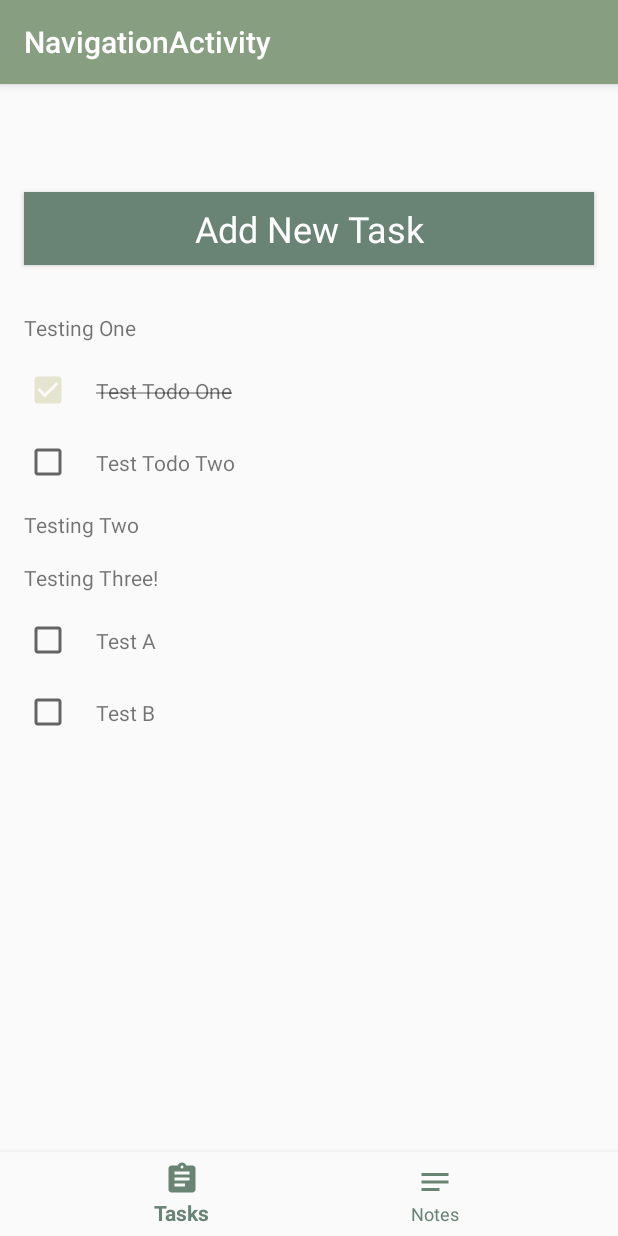
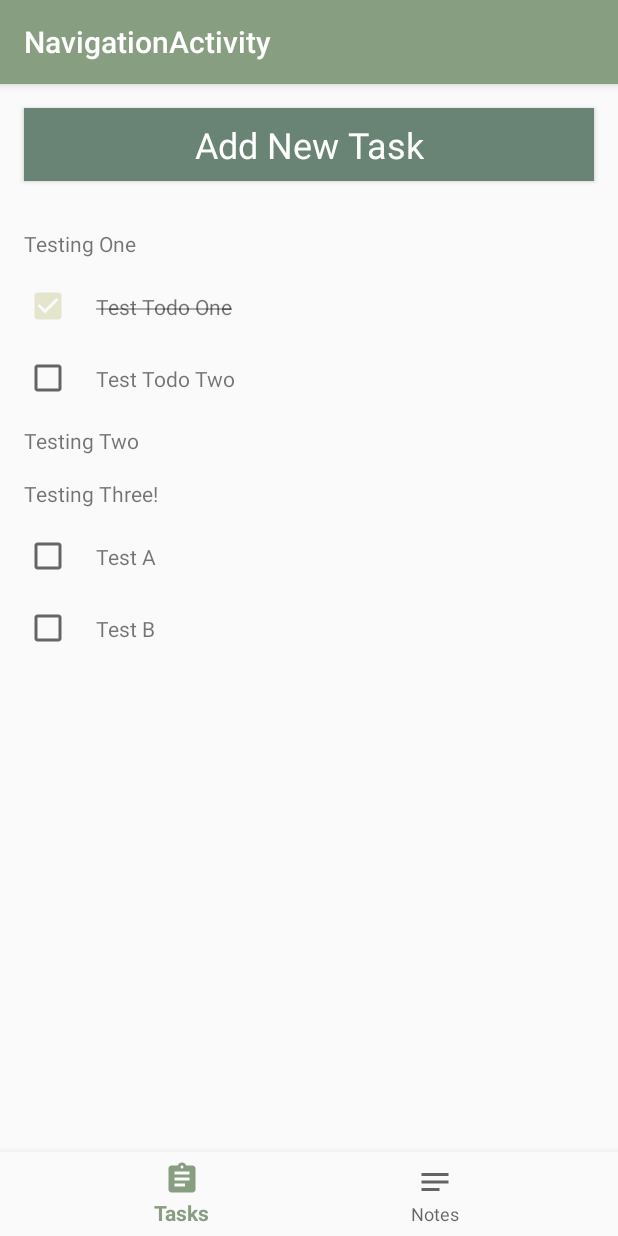
Before and after one commit to Catravine/Notes, an Android app: the screen it shows after launch (NavigationActivity), on a phone screen of 412 x 824 dp. Run offline under Robolectric (Android 15) with nearby library versions, the phone set to English and light mode, and no system bars.

Commit message:
Fixes nav activity layout offset from top

```diff
--- a/app/src/main/res/layout/activity_navigation.xml
+++ b/app/src/main/res/layout/activity_navigation.xml
@@ -1,34 +1,33 @@
 <?xml version="1.0" encoding="utf-8"?>
-<androidx.constraintlayout.widget.ConstraintLayout xmlns:android="http://schemas.android.com/apk/res/android"
+<androidx.constraintlayout.widget.ConstraintLayout
+    xmlns:android="http://schemas.android.com/apk/res/android"
     xmlns:app="http://schemas.android.com/apk/res-auto"
     xmlns:tools="http://schemas.android.com/tools"
     android:id="@+id/container"
     android:layout_width="match_parent"
     android:layout_height="match_parent"
-    android:paddingTop="?attr/actionBarSize">
+    tools:context=".navigation.NavigationActivity">
 
     <FrameLayout
         android:id="@+id/fragment_holder"
         android:layout_width="match_parent"
         android:layout_height="match_parent"
-        app:layout_constraintBottom_toTopOf="@id/navigation_view"
+        app:layout_constraintStart_toStartOf="parent"
         app:layout_constraintEnd_toEndOf="parent"
-        app:layout_constraintStart_toStartOf="parent"
-        app:layout_constraintTop_toTopOf="parent"></FrameLayout>
+        app:layout_constraintTop_toTopOf="parent"
+        app:layout_constraintBottom_toTopOf="@id/navigation_view">
+    </FrameLayout>
 
     <com.google.android.material.bottomnavigation.BottomNavigationView
         android:id="@+id/navigation_view"
         android:layout_width="0dp"
         android:layout_height="wrap_content"
+        android:layout_marginEnd="0dp"
         android:layout_marginStart="0dp"
-        android:layout_marginEnd="0dp"
         android:background="?android:attr/windowBackground"
         app:layout_constraintBottom_toBottomOf="parent"
         app:layout_constraintLeft_toLeftOf="parent"
         app:layout_constraintRight_toRightOf="parent"
-        app:itemIconTint="@color/colorPrimaryDark"
-        app:itemTextColor="@color/colorPrimaryDark"
-        app:menu="@menu/bottom_nav_menu" >
-    </com.google.android.material.bottomnavigation.BottomNavigationView>
+        app:menu="@menu/bottom_nav_menu"/>
 
 </androidx.constraintlayout.widget.ConstraintLayout>
```
